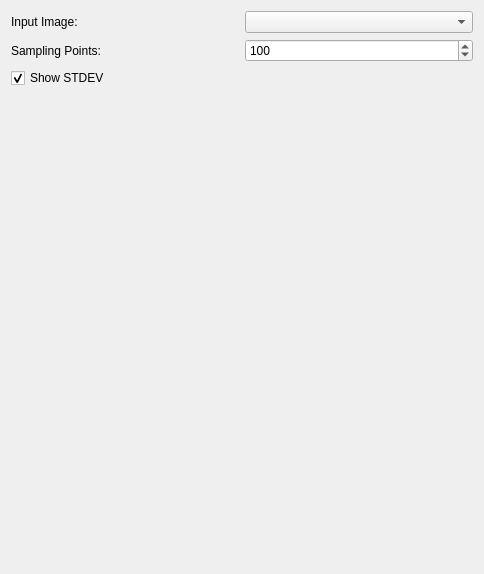
Before: the Qt Designer form Plugins/org.mitk.gui.qt.diffusionimaging.fiberprocessing/src/internal/QmitkTractometryViewControls.ui in MITK/MITK, drawn with Qt 5.
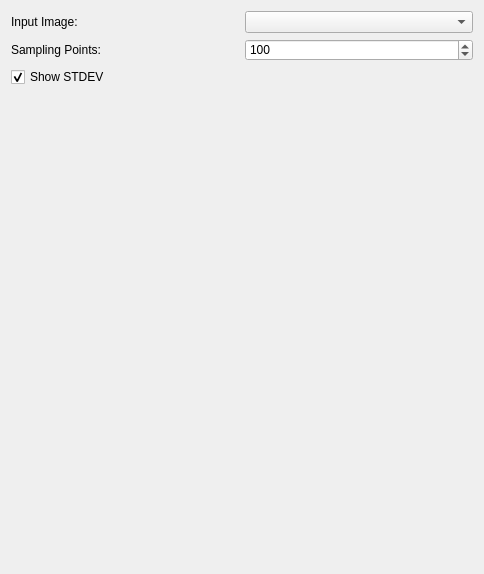
After: the same form once the commit is applied. Custom widgets are drawn as their Qt base class.

Commit message: Update diffusion view style

Diff of the .ui file:
```diff
--- a/Plugins/org.mitk.gui.qt.diffusionimaging.fiberprocessing/src/internal/QmitkTractometryViewControls.ui
+++ b/Plugins/org.mitk.gui.qt.diffusionimaging.fiberprocessing/src/internal/QmitkTractometryViewControls.ui
@@ -13,6 +13,43 @@
   <property name="windowTitle">
    <string>Form</string>
   </property>
+  <property name="styleSheet">
+   <string>QCommandLinkButton {
+  font-weight: normal;
+}
+
+QCommandLinkButton:disabled {
+  border: none;
+  font-weight: lighter;
+}
+
+QToolBox::tab {
+  border: 1px solid #434346;
+  font-weight: bold;
+}
+
+QToolBox::tab:hover {
+  background-color: #434346;
+  font-weight: bold;
+}
+
+QToolBox::tab:selected {
+  background-color: #1c97ea;
+  border: 1px solid #1c97ea;
+  font-weight: bold;
+}
+
+QGroupBox {
+  border: 1px solid #434346;
+  background-color: #2d2d30;
+  margin-top: 8px;
+  padding-top: 8px;
+}
+
+QGroupBox, QGroupBox:disabled {
+  background-color: #2d2d30;
+}</string>
+  </property>
   <layout class="QGridLayout" name="gridLayout_10">
    <item row="0" column="0">
     <widget class="QFrame" name="frame">
```
Left out of the diff: 8 changed lines with no effect on the pictures. The commit also changes 32 other files.
